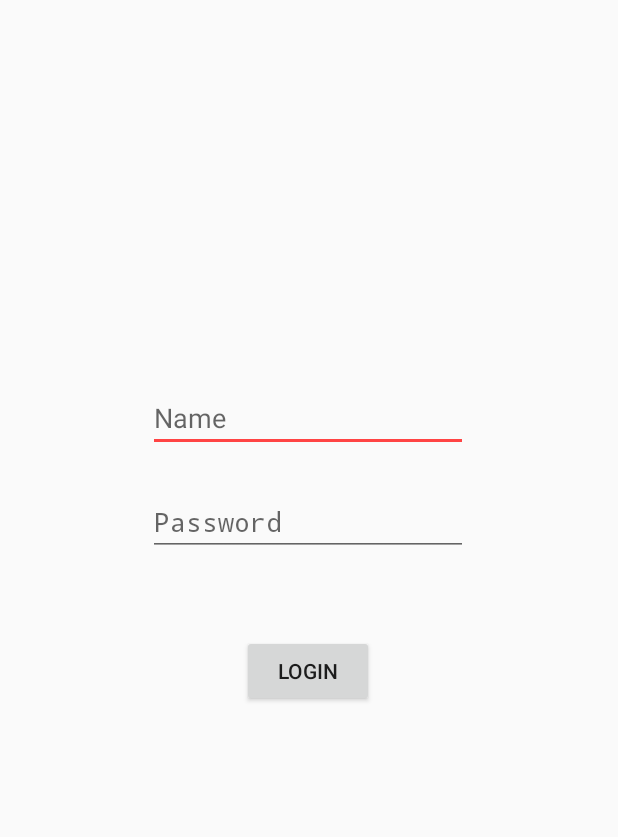
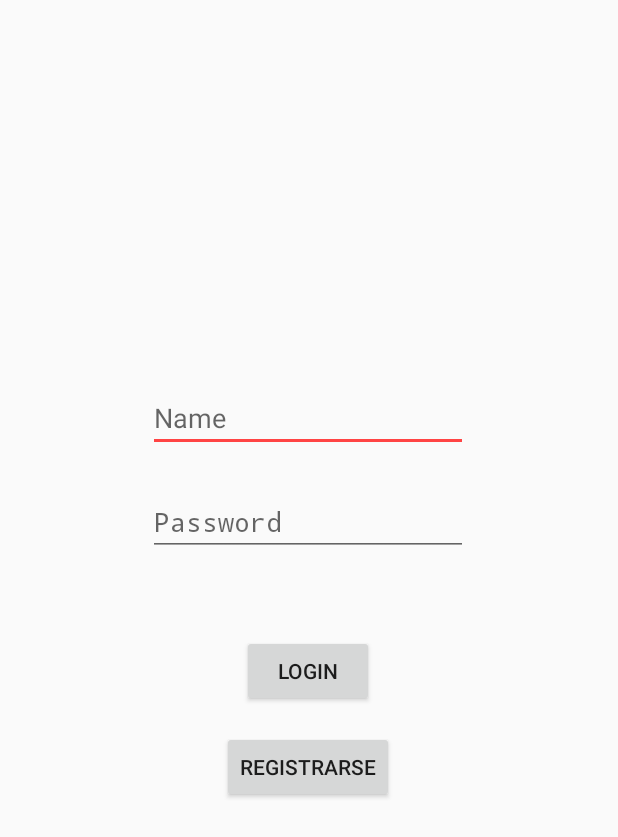
Before and after one commit to Luis-Daniel-Espinoza-Gonzales/Palabras_sabias, an Android app built with Jetpack Compose: the screen it shows after launch (LoginActivity), on a phone screen of 412 x 824 dp. Shown: the top 837 px of the screen. Run offline under Robolectric (Android 15) with nearby library versions, the phone set to English and light mode, and no system bars; our stand-ins replace Volley.

Commit message:
cambio en la base de datos y cambio minimos en android

```diff
--- a/Proyecto_android/app/src/main/java/com/example/palabras_sabias/prototipo/ui/screens/LoginActivity.kt
+++ b/Proyecto_android/app/src/main/java/com/example/palabras_sabias/prototipo/ui/screens/LoginActivity.kt
@@ -21,43 +21,41 @@ class LoginActivity : ComponentActivity() {
         val emailEditText = findViewById<EditText>(R.id.email_edit_text)
         val passwordEditText = findViewById<EditText>(R.id.password_edit_text)
         val loginButton = findViewById<Button>(R.id.login_button)
+        val registerButton = findViewById<Button>(R.id.register_button) // 🔹 NUEVO
 
-        //Configura los observadores para reaccionar a los resultados
         setupObservers()
 
-        //Configura el OnClickListener del botón
+        // Botón de Login
         loginButton.setOnClickListener {
             val email = emailEditText.text.toString().trim()
             val password = passwordEditText.text.toString().trim()
 
             if (email.isNotEmpty() && password.isNotEmpty()) {
-                //Llama a la función del ViewModel para que inicie el proceso de login
                 viewModel.iniciar_sesion(email, password)
             } else {
                 Toast.makeText(this, "Por favor, introduce email y contraseña", Toast.LENGTH_SHORT).show()
             }
         }
+
+
+        registerButton.setOnClickListener {
+            val intent = Intent(this, RegisterActivity::class.java)
+            startActivity(intent)
+        }
     }
 
     private fun setupObservers() {
-        // Observador para el resultado del login exitoso
         viewModel.usuarioLogueado.observe(this) { usuario ->
-            // Si el usuario no es nulo, el login fue exitoso
             usuario?.let {
                 Toast.makeText(this, "¡Bienvenido, ${it.username}!", Toast.LENGTH_LONG).show()
-
-                // Navegar a HomeActivity
                 val intent = Intent(this, HomeActivity::class.java)
-                // Opcional, pero recomendado: Pasa los datos del usuario a la siguiente actividad
                 intent.putExtra("USER_DATA", it)
                 startActivity(intent)
-                finish() // Cierra LoginActivity para que el usuario no pueda volver con el botón de atrás
+                finish()
             }
         }
 
-        // Observador para los mensajes de error
         viewModel.mensajeError.observe(this) { mensaje ->
-            // Si el mensaje no es nulo, mostramos el error
             mensaje?.let {
                 Toast.makeText(this, it, Toast.LENGTH_LONG).show()
             }
--- a/Proyecto_android/app/src/main/res/layout/activity_login.xml
+++ b/Proyecto_android/app/src/main/res/layout/activity_login.xml
@@ -45,4 +45,15 @@
         app:layout_constraintTop_toBottomOf="@+id/password_edit_text"
         app:layout_constraintVertical_bias="0.056" />
 
+    <Button
+        android:id="@+id/register_button"
+        android:layout_width="wrap_content"
+        android:layout_height="wrap_content"
+        android:layout_marginTop="16dp"
+        android:text="Registrarse"
+        app:layout_constraintStart_toStartOf="@+id/login_button"
+        app:layout_constraintEnd_toEndOf="@+id/login_button"
+        app:layout_constraintTop_toBottomOf="@+id/login_button" />
+
+
 </androidx.constraintlayout.widget.ConstraintLayout>
```
Also changed, not shown: 1 other file.
